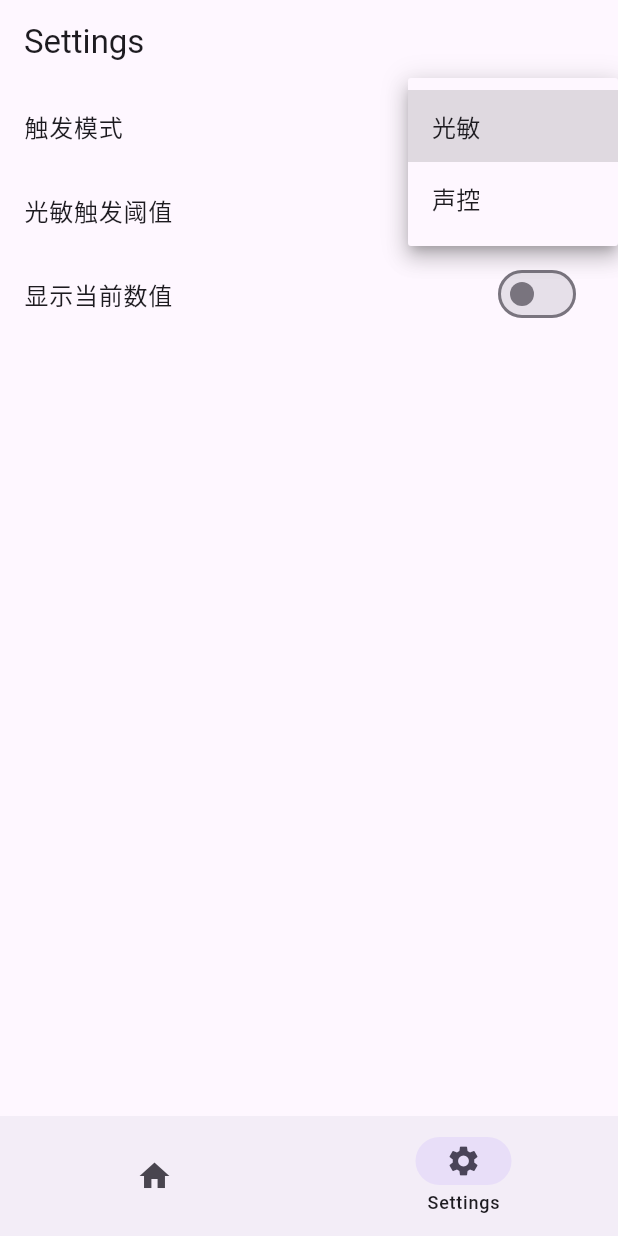
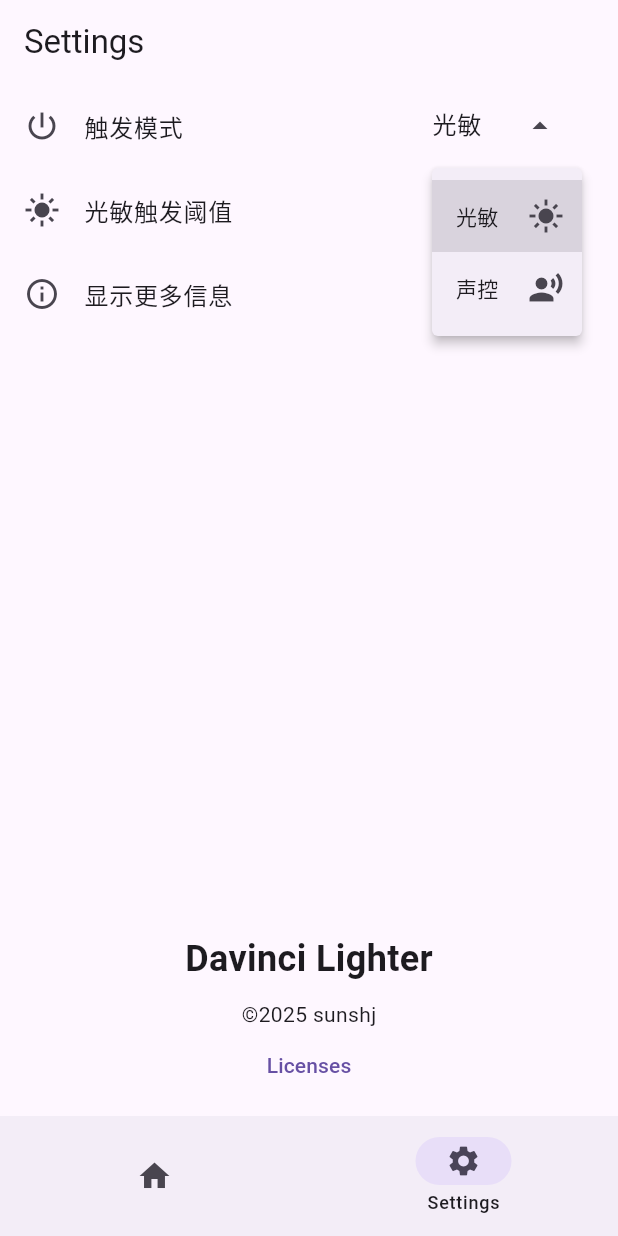
Before and after one commit to sunshj/davinci_lighter_flutter, a Flutter app: the screen it shows after launch, item 2 of the bottom bar chosen, after a tap on "光敏", on a phone screen of 412 x 824 dp. Run offline on Flutter 3.47's test engine with Material 3 defaults, Android fonts, the phone set to English and light mode, and no system bars; our stand-ins replace permission_handler, shared_preferences; missing offline and left inert: ambient_light, noise_meter, torch_light.

Commit message:
feat: add more features and improve UI
- Rename home.dart to home_page.dart and settings.dart to settings_page.dart
- Add more settings options and rearrange layout
- Implement requestPermission function for microphone access
- Add usage instructions in home page app bar
- Update app state to use showInfo instead of showValue
- Add URL launcher functionality for external links
- Update generated plugin registrants for URL launcher
- Update dependencies and dev dependencies

```diff
--- a/lib/main.dart
+++ b/lib/main.dart
@@ -1,5 +1,5 @@
-import 'package:davinci_lighter/pages/home.dart';
-import 'package:davinci_lighter/pages/settings.dart';
+import 'package:davinci_lighter/pages/home_page.dart';
+import 'package:davinci_lighter/pages/settings_page.dart';
 import 'package:davinci_lighter/state/app_state.dart';
 import 'package:flutter/material.dart';
 import 'package:provider/provider.dart';
--- a/lib/pages/home.dart
+++ b/lib/pages/home_page.dart
@@ -73,14 +73,19 @@
     if (mode == TorchMode.light) {
       _listenLightSensor();
     } else {
-      final isGranted = await requestRecordPermission(
+      await requestPermission(
+        Permission.microphone,
+        onGranted: _listenSoundLevel,
         onDenied: () {
           showMessageDialog(
             context,
             title: '请求权限',
             content: '请允许录音权限',
-            onConfirm: () {
-              requestRecordPermission();
+            onConfirm: () async {
+              await requestPermission(
+                Permission.microphone,
+                onGranted: _listenSoundLevel,
+              );
             },
           );
         },
@@ -95,9 +100,6 @@
           );
         },
       );
-
-      if (!isGranted) return;
-      _listenSoundLevel();
     }
 
     HapticFeedback.vibrate();
@@ -119,7 +121,23 @@
     final appState = context.watch<AppState>();
 
     return Scaffold(
-      appBar: AppBar(title: Text('Davinci Lighter')),
+      appBar: AppBar(
+        title: Text('Davinci Lighter'),
+        actionsPadding: EdgeInsets.only(right: 10),
+        actions: [
+          IconButton(
+            onPressed: () {
+              showMessageDialog(
+                context,
+                title: '使用说明',
+                content: '光敏模式：当外界亮度大于触发阈值时，打开手电筒。\n\n声控模式：当外界音量大于触发阈值时，打开手电筒。',
+                showCancelButton: false,
+              );
+            },
+            icon: Icon(Icons.info),
+          ),
+        ],
+      ),
       body: Column(
         mainAxisAlignment: MainAxisAlignment.center,
         children: [
@@ -161,15 +179,14 @@
             spacing: 5,
             children: [
               Text("当前模式：${appState.torchModeText}"),
-              Text("触发阈值：${appState.threshold}"),
-              if (appState.showValue &&
-                  appState.enable &&
-                  appState.torchMode == TorchMode.light)
-                Text('当前亮度：$_lux'),
-              if (appState.showValue &&
-                  appState.enable &&
-                  appState.torchMode == TorchMode.sound)
-                Text('当前分贝：$_soundLevel'),
+
+              if (appState.showInfo) Text("触发阈值：${appState.threshold}"),
+
+              if (appState.showInfo && appState.enable)
+                if (appState.lightTorchMode)
+                  Text('当前亮度：$_lux')
+                else
+                  Text('当前分贝：$_soundLevel'),
             ],
           ),
           SizedBox(height: 10),
--- a/lib/pages/settings.dart
+++ /dev/null
@@ -1,90 +0,0 @@
-import 'package:davinci_lighter/state/app_state.dart';
-import 'package:flutter/material.dart';
-import 'package:flutter/services.dart';
-import 'package:provider/provider.dart';
-
-class SettingsPage extends StatefulWidget {
-  const SettingsPage({super.key});
-
-  @override
-  State<SettingsPage> createState() => _SettingsPageState();
-}
-
-class _SettingsPageState extends State<SettingsPage> {
-  final _thresholdController = TextEditingController();
-
-  @override
-  Widget build(BuildContext context) {
-    final appState = context.watch<AppState>();
-
-    _thresholdController.text = appState.threshold.toString();
-
-    return Scaffold(
-      appBar: AppBar(title: Text("Settings")),
-      body: ListView(
-        children: [
-          ListTile(
-            title: Text("触发模式"),
-            trailing: SizedBox(
-              width: 100,
-              child: DropdownButton(
-                hint: Text(appState.torchModeText),
-                items:
-                    !appState.enable
-                        ? [
-                          DropdownMenuItem(
-                            value: TorchMode.light,
-                            enabled: !appState.enable,
-                            child: Text("光敏"),
-                          ),
-                          DropdownMenuItem(
-                            value: TorchMode.sound,
-                            enabled: !appState.enable,
-                            child: Text("声控"),
-                          ),
-                        ]
-                        : null,
-                value: appState.torchMode,
-                onChanged: (value) {
-                  appState.setTorchMode(value ?? TorchMode.light);
-                },
-              ),
-            ),
-          ),
-
-          ListTile(
-            title:
-                appState.torchMode == TorchMode.light
-                    ? Text("光敏触发阈值")
-                    : Text("声控触发阈值"),
-            trailing: SizedBox(
-              width: 100,
-              child: TextField(
-                keyboardType: TextInputType.number,
-                decoration: InputDecoration(enabled: !appState.enable),
-                inputFormatters: [FilteringTextInputFormatter.digitsOnly],
-                controller: _thresholdController,
-                onChanged: (value) {
-                  final parsed = int.tryParse(value);
-                  if (parsed != null) {
-                    appState.setThreshold(appState.torchMode, parsed);
-                  }
-                },
-              ),
-            ),
-          ),
-
-          ListTile(
-            title: Text("显示当前数值"),
-            trailing: Switch(
-              value: appState.showValue,
-              onChanged: (value) {
-                appState.toggleShowValue(value);
-              },
-            ),
-          ),
-        ],
-      ),
-    );
-  }
-}
--- /dev/null
+++ b/lib/pages/settings_page.dart
@@ -0,0 +1,120 @@
+import 'package:davinci_lighter/state/app_state.dart';
+import 'package:davinci_lighter/util.dart';
+import 'package:flutter/material.dart';
+import 'package:flutter/services.dart';
+import 'package:provider/provider.dart';
+
+class SettingsPage extends StatefulWidget {
+  const SettingsPage({super.key});
+
+  @override
+  State<SettingsPage> createState() => _SettingsPageState();
+}
+
+class _SettingsPageState extends State<SettingsPage> {
+  final _thresholdController = TextEditingController();
+
+  @override
+  Widget build(BuildContext context) {
+    final appState = context.watch<AppState>();
+
+    _thresholdController.text = appState.threshold.toString();
+
+    return Scaffold(
+      appBar: AppBar(title: Text("Settings")),
+      body: Column(
+        children: [
+          Expanded(
+            child: ListView(
+              children: [
+                ListTile(
+                  title: Text("触发模式"),
+                  leading: Icon(Icons.power_settings_new_sharp),
+                  trailing: SizedBox(
+                    width: 100,
+                    child: DropdownMenu(
+                      inputDecorationTheme: InputDecorationTheme(
+                        border: InputBorder.none,
+                      ),
+                      initialSelection: appState.torchMode,
+                      enabled: !appState.enable,
+                      dropdownMenuEntries: [
+                        DropdownMenuEntry(
+                          value: TorchMode.light,
+                          label: "光敏",
+                          trailingIcon: Icon(Icons.light_mode_sharp),
+                        ),
+                        DropdownMenuEntry(
+                          value: TorchMode.sound,
+                          label: "声控",
+                          trailingIcon: Icon(Icons.record_voice_over_sharp),
+                        ),
+                      ],
+                      onSelected: (value) {
+                        appState.setTorchMode(value as TorchMode);
+                      },
+                    ),
+                  ),
+                ),
+
+                ListTile(
+                  title:
+                      appState.lightTorchMode ? Text("光敏触发阈值") : Text("声控触发阈值"),
+                  leading:
+                      appState.lightTorchMode
+                          ? Icon(Icons.light_mode_sharp)
+                          : Icon(Icons.record_voice_over_sharp),
+                  trailing: SizedBox(
+                    width: 100,
+                    child: TextField(
+                      keyboardType: TextInputType.number,
+                      decoration: InputDecoration(enabled: !appState.enable),
+                      inputFormatters: [FilteringTextInputFormatter.digitsOnly],
+                      controller: _thresholdController,
+                      onChanged: (value) {
+                        final parsed = int.tryParse(value);
+                        if (parsed != null) {
+                          appState.setThreshold(appState.torchMode, parsed);
+                        }
+                      },
+                    ),
+                  ),
+                ),
+
+                ListTile(
+                  title: Text("显示更多信息"),
+                  leading: Icon(Icons.info_outline),
+                  trailing: Switch(
+                    value: appState.showInfo,
+                    onChanged: (value) {
+                      appState.toggleInfoShown(value);
+                    },
+                  ),
+                ),
+              ],
+            ),
+          ),
+
+          Text(
+            'Davinci Lighter',
+            style: TextStyle(fontSize: 24, fontWeight: FontWeight.bold),
+          ),
+          SizedBox(height: 10),
+          GestureDetector(
+            child: Text('©2025 sunshj'),
+            onTap: () {
+              openExternalUrl('https://sunshj.top');
+            },
+          ),
+          TextButton(
+            onPressed: () {
+              showLicensePage(context: context);
+            },
+            child: Text('Licenses'),
+          ),
+          SizedBox(height: 10),
+        ],
+      ),
+    );
+  }
+}
--- a/lib/state/app_state.dart
+++ b/lib/state/app_state.dart
@@ -20,10 +20,10 @@
     notifyListeners();
   }
 
-  var showValue = false;
+  var showInfo = false;
 
-  toggleShowValue([bool? value]) {
-    showValue = value ?? !showValue;
+  toggleInfoShown([bool? value]) {
+    showInfo = value ?? !showInfo;
     _saveSettings();
     notifyListeners();
   }
@@ -35,6 +35,9 @@
     _saveSettings();
     notifyListeners();
   }
+
+  get lightTorchMode => torchMode == TorchMode.light;
+  get soundTorchMode => torchMode == TorchMode.sound;
 
   get torchModeText {
     return torchMode == TorchMode.light ? '光敏' : '声控';
@@ -61,7 +64,7 @@
   void _saveSettings() {
     if (_prefs == null) return;
 
-    _prefs!.setBool('showValue', showValue);
+    _prefs!.setBool('showValue', showInfo);
     _prefs!.setInt('torchMode', torchMode.index);
     _prefs!.setInt('lightThreshold', lightThreshold);
     _prefs!.setInt('soundThreshold', soundThreshold);
@@ -71,7 +74,7 @@
   void _loadSettings() {
     if (_prefs == null) return;
 
-    showValue = _prefs!.getBool('showValue') ?? false;
+    showInfo = _prefs!.getBool('showValue') ?? false;
     torchMode = TorchMode.values[_prefs!.getInt('torchMode') ?? 0];
     lightThreshold = _prefs!.getInt('lightThreshold') ?? 2000;
     soundThreshold = _prefs!.getInt('soundThreshold') ?? 80;
--- a/pubspec.yaml
+++ b/pubspec.yaml
@@ -39,6 +39,7 @@
   ambient_light: ^0.1.2
   noise_meter: ^5.0.2
   shared_preferences: ^2.2.2
+  url_launcher: ^6.3.1
 
 dev_dependencies:
   # The "flutter_lints" package below contains a set of recommended lints to
```
Also changed, not shown: lib/util.dart (+26 -9 lines), pubspec.lock, 5 other files.
